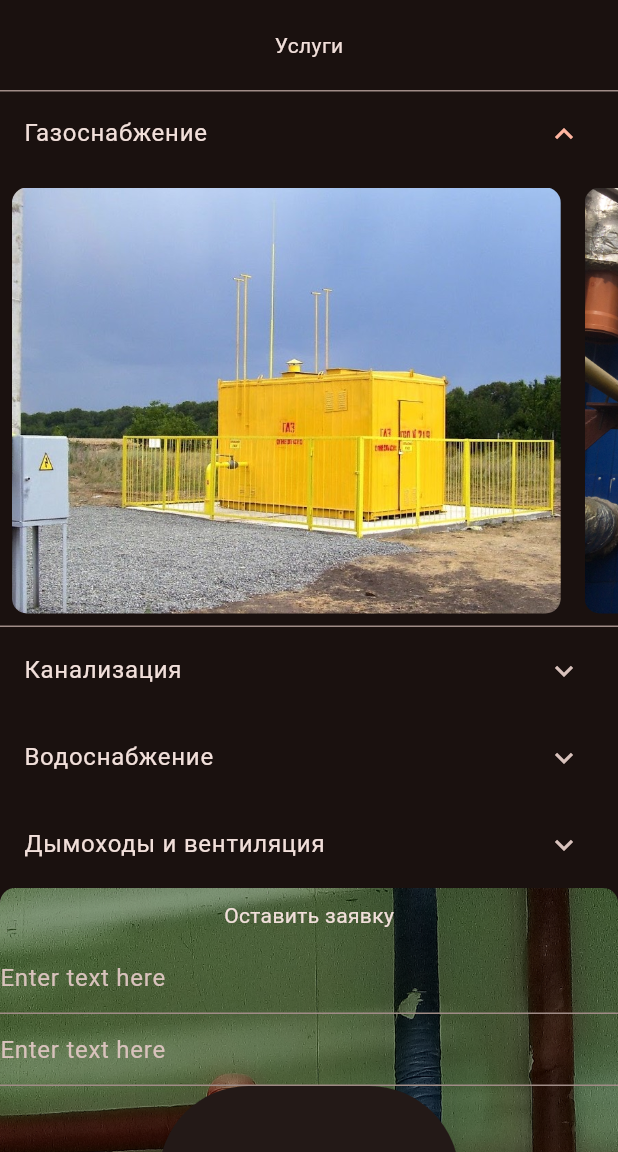
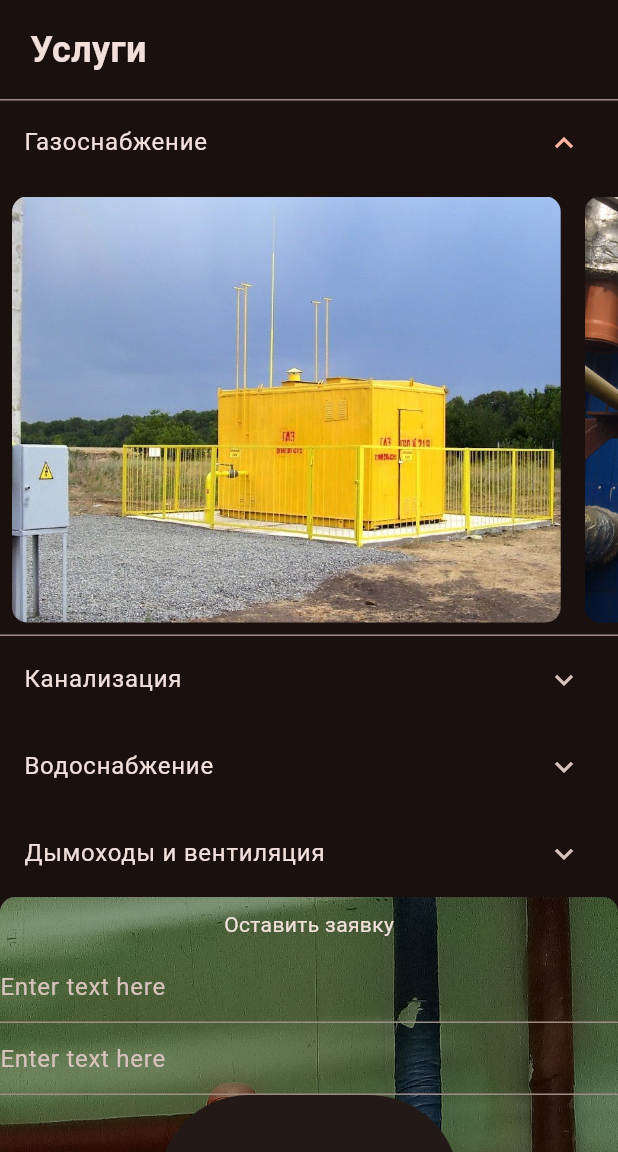
Before and after one commit to ritahild/flutter_appk, a Flutter app: the screen it shows after launch, scrolled down 576 dp, after a tap on "Услуги", on a phone screen of 412 x 824 dp, the part 84-1236 px from its top. Run offline on Flutter 3.47's test engine with Material 3 defaults, Android fonts, the light colour scheme and no system bars; our stand-ins replace dio, flutter_map, latlong2.

Commit message:
adaptive header buttons

```diff
--- a/lib/main.dart
+++ b/lib/main.dart
@@ -1,3 +1,4 @@
+import 'package:flutter/cupertino.dart';
 import 'package:flutter/gestures.dart';
 import 'package:flutter/material.dart';
 import 'package:flutter_appk/map_screen.dart';
@@ -28,6 +29,7 @@ class Myapp extends StatelessWidget {
             ),
             body: SingleChildScrollView(
               child: Column(
+                crossAxisAlignment: CrossAxisAlignment.start,
                 children: [
                   Head(
                     onInfoTap: () {
@@ -41,8 +43,12 @@ class Myapp extends StatelessWidget {
                   ),
                   Padding(
                     key: serviceKey,
-                      padding: const EdgeInsets.all(20.0),
-                      child: const Text("Услуги")),
+                    padding:
+                        const EdgeInsets.only(left: 20, top: 16, bottom: 16),
+                    child: const Text("Услуги",
+                        style: TextStyle(
+                            fontSize: 24, fontWeight: FontWeight.bold)),
+                  ),
                   ExpansionTile(
                       title: Text("Газоснабжение"),
                       initiallyExpanded: true,
@@ -107,9 +113,12 @@ class Myapp extends StatelessWidget {
                     key: infoKey,
                     MapScreen: null,
                   ),
-                  const Padding(
-                    padding: EdgeInsets.all(8.0),
-                    child: Text("Этапы газификации"),
+                  Padding(
+                    padding:
+                        const EdgeInsets.only(left: 20, top: 16, bottom: 16),
+                    child: const Text("Этапы газофикации",
+                        style: TextStyle(
+                            fontSize: 24, fontWeight: FontWeight.bold)),
                   ),
                   const StepperExample(),
                   Info(),
@@ -160,20 +169,21 @@ class Head extends StatelessWidget {
           fit: BoxFit.cover,
         ),
       ),
-      child: Column(
+      child: Padding(
+        padding: const EdgeInsets.all(28.0),
+        child: LayoutBuilder(
+          builder: (context, constraints) {
+            return Column(
               mainAxisAlignment: MainAxisAlignment.center,
-        crossAxisAlignment: CrossAxisAlignment.start,
+              crossAxisAlignment: CrossAxisAlignment.center,
               children: [
-          Padding(
-            padding: const EdgeInsets.all(28.0),
-            child: LayoutBuilder(builder: (context, constraints) {
-              if (constraints.maxWidth > 600) {
-                return const Row(
+                (constraints.maxWidth > 600)
+                    ? const Row(
                         children: [
                           Flexible(
                             flex: 3,
                             child: Text(
-                        'Строительство инженерных систем, газоснабжение котельных.Газоснабжение жилых домов, СНТ, коттеджных посёлков.Системы водоснабжения отопления и водоотведения.Системы вентиляции и дымоходов.Теплотрассы',
+                              'Строительство инженерных систем, газоснабжение котельных. Газоснабжение жилых домов, СНТ, коттеджных посёлков. Системы водоснабжения отопления и водоотведения. Системы вентиляции и дымоходов. Теплотрассы',
                               style: TextStyle(
                                 fontFamily: 'Roboto',
                                 fontSize: 24,
@@ -184,10 +194,9 @@ class Head extends StatelessWidget {
                           ),
                           Spacer()
                         ],
-                );
-              }
-              return const Text(
-                'Строительство инженерных систем, газоснабжение котельных.Газоснабжение жилых домов, СНТ, коттеджных посёлков.Системы водоснабжения отопления и водоотведения.Системы вентиляции и дымоходов.Теплотрассы',
+                      )
+                    : const Text(
+                        'Строительство инженерных систем, газоснабжение котельных. Газоснабжение жилых домов, СНТ, коттеджных посёлков. Системы водоснабжения отопления и водоотведения. Системы вентиляции и дымоходов. Теплотрассы',
                         style: TextStyle(
                           fontFamily: 'Roboto',
                           fontSize: 24,
@@ -195,27 +204,70 @@ class Head extends StatelessWidget {
                           color: Colors.white,
                         ),
                         textAlign: TextAlign.center,
-              );
-            }),
                       ),
-          Padding(
-            padding: const EdgeInsets.only(left: 28),
-            child: Row(
+                const SizedBox(height: 20),
+                 (constraints.maxWidth > 600) ?
+                Row(
                   children: [
-                ElevatedButton(
+                    SizedBox(
+                      height: 75,
+                      width: 200,
+                      child: ElevatedButton(
+                        onPressed: onInfoTap,
+                        child: const Text("Оставить заявку",
+                            style: TextStyle(fontSize: 18)),
+                      ),
+                    ),
+                    const SizedBox(width: 12),
+                    SizedBox(
+                      height: 75,
+                      width: 200,
+                      child: TextButton(
                         onPressed: onServiceTap,
-                  child: const Text("Услуги"),
-                  style: const ButtonStyle(),
+                        child: Text(
+                          "Услуги",
+                          style: TextStyle(
+                              fontSize: 18,
+                              decoration: TextDecoration.underline,
+                              decorationColor:
+                                  Theme.of(context).colorScheme.primary),
                         ),
-                ElevatedButton(
-                  onPressed: onInfoTap,
-                  child: const Text("Оставить заявку"),
-                  style: const ButtonStyle(),
-                ),
-              ],
                       ),
                     ),
                   ],
+                ) : Column(
+                  children: [
+                    SizedBox(
+                      height: 75,
+                      width: 200,
+                      child: ElevatedButton(
+                        onPressed: onInfoTap,
+                        child: const Text("Оставить заявку",
+                            style: TextStyle(fontSize: 18)),
+                      ),
+                    ),
+                    const SizedBox(height: 12),
+                    SizedBox(
+                      height: 75,
+                      width: 200,
+                      child: TextButton(
+                        onPressed: onServiceTap,
+                        child: Text(
+                          "Услуги",
+                          style: TextStyle(
+                              fontSize: 18,
+                              decoration: TextDecoration.underline,
+                              decorationColor:
+                                  Theme.of(context).colorScheme.primary),
+                        ),
+                      ),
+                    ),
+                  ]
+                ),
+              ],
+            );
+          }
+        ),
       ),
     );
   }
```
Lines whose indentation alone changed are shown as unchanged.
